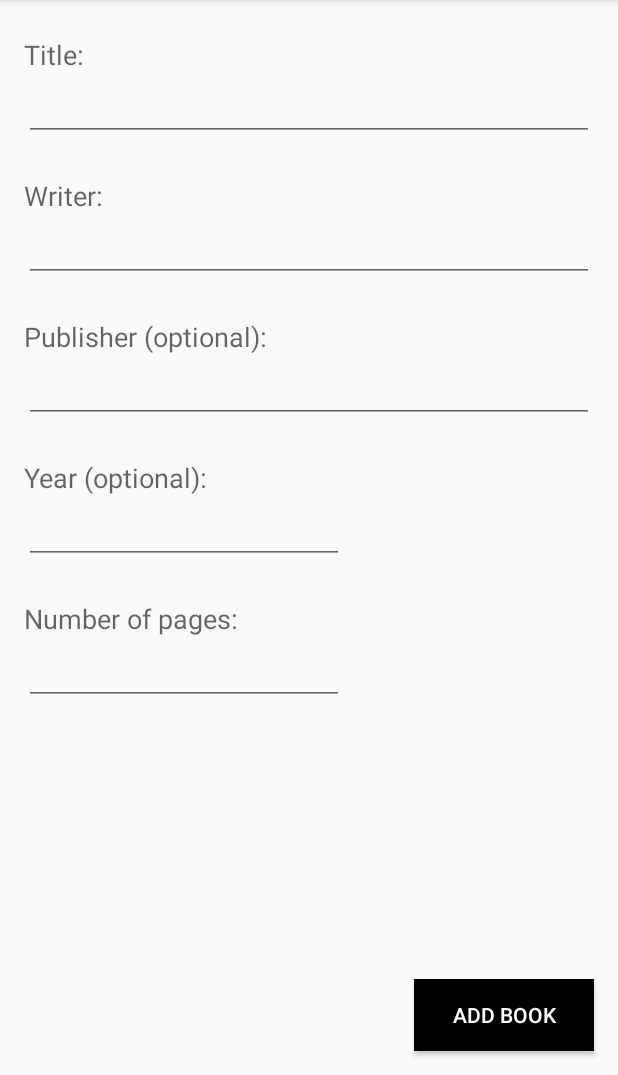
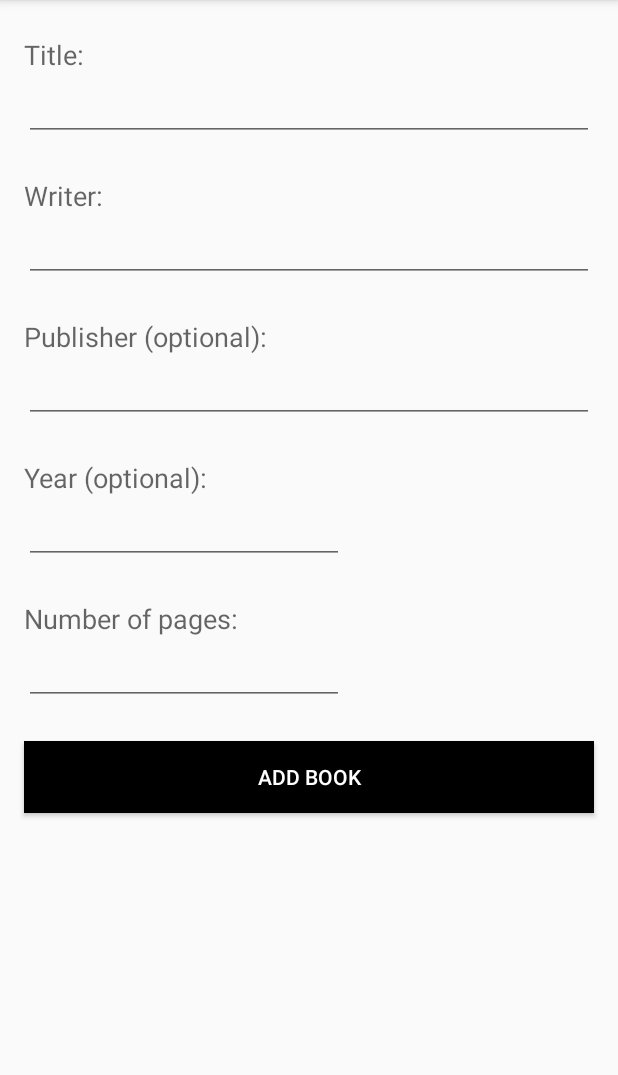
Before and after one commit to carlostojal/MyBooks, an Android app: the screen it shows after launch (MainActivity), tab 2 chosen, on a phone screen of 412 x 824 dp, the part 161-1236 px from its top. Run offline under Robolectric (Android 15) with nearby library versions, the phone set to English and light mode, and no system bars.

Commit message:
Added scrollviews.

```diff
--- /dev/null
+++ b/app/src/main/java/com/carlostojal/mybooks/SplashActivity.java
@@ -0,0 +1,30 @@
+package com.carlostojal.mybooks;
+
+import androidx.appcompat.app.AppCompatActivity;
+
+import android.content.Intent;
+import android.os.Bundle;
+import android.os.Handler;
+
+public class SplashActivity extends AppCompatActivity {
+
+    @Override
+    protected void onCreate(Bundle savedInstanceState) {
+        super.onCreate(savedInstanceState);
+        setContentView(R.layout.activity_splash);
+
+        Handler handler = new Handler();
+        handler.postDelayed(new Runnable() {
+            @Override
+            public void run() {
+                showMainActivity();
+            }
+        },2000);
+    }
+
+    protected void showMainActivity() {
+        Intent intent = new Intent(SplashActivity.this,MainActivity.class);
+        startActivity(intent);
+        finish();
+    }
+}
--- a/app/src/main/res/layout/fragment_add_book.xml
+++ b/app/src/main/res/layout/fragment_add_book.xml
@@ -1,4 +1,10 @@
 <?xml version="1.0" encoding="utf-8"?>
+<ScrollView xmlns:android="http://schemas.android.com/apk/res/android"
+    xmlns:app="http://schemas.android.com/apk/res-auto"
+    xmlns:tools="http://schemas.android.com/tools"
+    android:layout_width="match_parent"
+    android:layout_height="match_parent"
+    android:fillViewport="true">
     <androidx.constraintlayout.widget.ConstraintLayout xmlns:android="http://schemas.android.com/apk/res/android"
         xmlns:app="http://schemas.android.com/apk/res-auto"
         xmlns:tools="http://schemas.android.com/tools"
@@ -121,15 +127,18 @@
 
         <Button
             android:id="@+id/addbook_button"
-        android:layout_width="120dp"
+            android:layout_width="0dp"
             android:layout_height="wrap_content"
+            android:layout_marginStart="16dp"
+            android:layout_marginTop="24dp"
             android:layout_marginEnd="16dp"
-        android:layout_marginBottom="16dp"
             android:background="@color/colorPrimary"
             android:onClick="onAddBook"
             android:text="@string/add_book"
             android:textColor="@color/colorAccent"
-        app:layout_constraintBottom_toBottomOf="parent"
-        app:layout_constraintEnd_toEndOf="parent" />
+            app:layout_constraintEnd_toEndOf="parent"
+            app:layout_constraintStart_toStartOf="parent"
+            app:layout_constraintTop_toBottomOf="@+id/npages_field" />
 
     </androidx.constraintlayout.widget.ConstraintLayout>
+</ScrollView>
--- a/app/src/main/res/values/styles.xml
+++ b/app/src/main/res/values/styles.xml
@@ -13,6 +13,10 @@
         <item name="windowNoTitle">true</item>
     </style>
 
+    <style name="AppTheme.Fullscreen" parent="AppTheme.NoActionBar">
+        <item name="android:windowFullscreen">true</item>
+    </style>
+
     <style name="AppTheme.AppBarOverlay" parent="ThemeOverlay.AppCompat.Dark.ActionBar" />
 
     <style name="AppTheme.PopupOverlay" parent="ThemeOverlay.AppCompat.Light" />
```
Also changed, not shown: app/src/main/AndroidManifest.xml (+7 -5 lines), app/src/main/res/layout/activity_book_details.xml (+13 -4 lines), app/src/main/res/layout/activity_splash.xml (added, +39 -0 lines), app/src/main/res/layout/fragment_about.xml (+7 -0 lines). Lines whose indentation alone changed are shown as unchanged.
